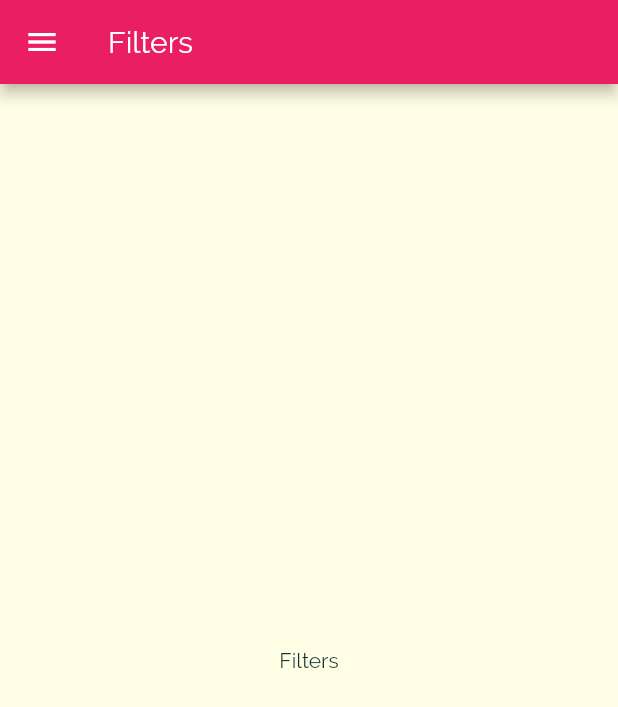
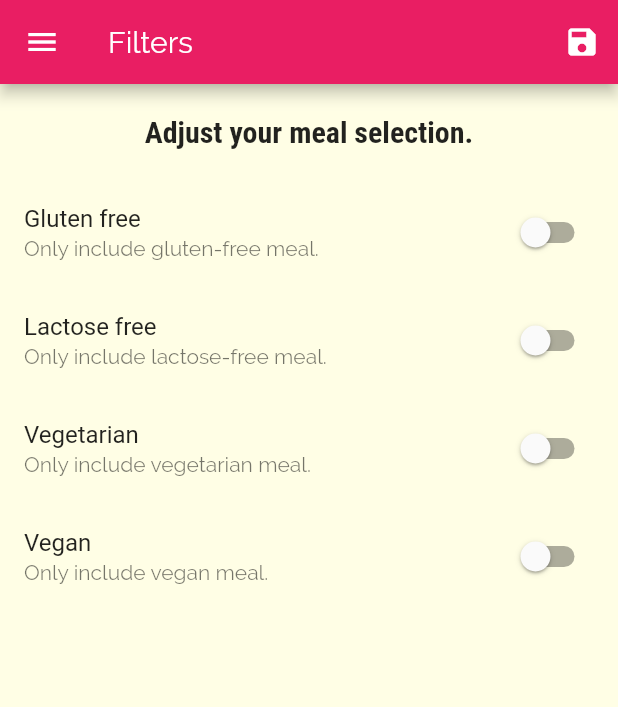
Before and after one commit to Arielliv/flutter_course, a Flutter app: the FiltersScreen screen opened by its route, on a phone screen of 412 x 824 dp. Shown: the top 707 px of the screen. Run offline on Flutter 3.47's test engine with Material 2 defaults, Android fonts, the phone set to English and light mode, and no system bars.

Commit message:
add filters to app

```diff
--- a/module_3/lib/main.dart
+++ b/module_3/lib/main.dart
@@ -1,4 +1,6 @@
 import 'package:flutter/material.dart';
+import './dummy-data.dart';
+import './models/meal.dart';
 import './screens/filters_screen.dart';
 import './screens/meal_detail_screen.dart';
 import './screens/categories_screen.dart';
@@ -7,7 +9,41 @@ import './screens/tabs_sceen.dart';
 
 void main() => runApp(MyApp());
 
-class MyApp extends StatelessWidget {
+class MyApp extends StatefulWidget {
+  @override
+  _MyAppState createState() => _MyAppState();
+}
+
+class _MyAppState extends State<MyApp> {
+  Map<String, bool> _filters = {
+    'gluten': false,
+    'lactose': false,
+    'vegan': false,
+    'vegetarian': false,
+  };
+  List<Meal> _availableMeals = DUMMY_MEALS;
+
+  void _setFilters(Map<String, bool> filtersData) {
+    setState(() {
+      _filters = filtersData;
+      _availableMeals = DUMMY_MEALS.where((meal){
+        if(_filters['gluten'] && !meal.isGlutenFree){
+          return false;
+        }
+        if(_filters['lactose'] && !meal.isLactoseFree){
+          return false;
+        }
+        if(_filters['vegan'] && !meal.isVegan){
+          return false;
+        }
+        if(_filters['vegetarian'] && !meal.isVegetarian){
+          return false;
+        }
+        return true;
+      }).toList();
+    });
+  }
+
   @override
   Widget build(BuildContext context) {
     return MaterialApp(
@@ -31,9 +67,9 @@ class MyApp extends StatelessWidget {
               ))),
       routes: {
         '/': (ctx) => TabsScreen(),
-        CategoryMealsSceen.routeName: (ctx) => CategoryMealsSceen(),
+        CategoryMealsSceen.routeName: (ctx) => CategoryMealsSceen(_availableMeals),
         MealDetailScreen.routeName: (ctx) => MealDetailScreen(),
-        FiltersScreen.routeName: (ctx) => FiltersScreen(),
+        FiltersScreen.routeName: (ctx) => FiltersScreen(_filters, _setFilters),
       },
       // onGenerateRoute: (settings) {
       //   if(settings.name == '/meal-detail'){
--- a/module_3/lib/screens/category_meals_screen.dart
+++ b/module_3/lib/screens/category_meals_screen.dart
@@ -1,6 +1,5 @@
 import 'package:flutter/material.dart';
 import 'package:module_3/widgets/meal_item.dart';
-import '../dummy-data.dart';
 import '../models/meal.dart';
 
 class CategoryMealsSceen extends StatefulWidget {
@@ -9,7 +8,9 @@ class CategoryMealsSceen extends StatefulWidget {
 
   // CategoryMealsSceen(this.categoryId, this.categoryTitle);
   static const routeName = '/category-meals';
+  final List<Meal> availableMeals;
 
+  CategoryMealsSceen(this.availableMeals);
   @override
   _CategoryMealsSceenState createState() => _CategoryMealsSceenState();
 }
@@ -30,7 +31,7 @@ class _CategoryMealsSceenState extends State<CategoryMealsSceen> {
           ModalRoute.of(context).settings.arguments as Map<String, String>;
       categoryTitle = routsArgs['title'];
       final categoryId = routsArgs['id'];
-      displayedMeals = DUMMY_MEALS.where((meal) {
+      displayedMeals = widget.availableMeals.where((meal) {
         return meal.categories.contains(categoryId);
       }).toList();
       _loadedInitData = true;
--- a/module_3/lib/screens/filters_screen.dart
+++ b/module_3/lib/screens/filters_screen.dart
@@ -1,16 +1,119 @@
 import 'package:flutter/material.dart';
 import '../widgets/main_drawer.dart';
 
-class FiltersScreen extends StatelessWidget {
+class FiltersScreen extends StatefulWidget {
   static const routeName = '/filters';
+  final Function saveFilters;
+  final Map<String, bool> currentFilters;
+
+  FiltersScreen(this.currentFilters, this.saveFilters);
+
+  @override
+  _FiltersScreenState createState() => _FiltersScreenState();
+}
+
+class _FiltersScreenState extends State<FiltersScreen> {
+  var _glutenFree = false;
+  var _vegetarian = false;
+  var _vegan = false;
+  var _lactoseFree = false;
+
+  @override
+  void initState() {
+    _glutenFree = widget.currentFilters['gluten'];
+    _vegetarian = widget.currentFilters['lactose'];
+    _vegan = widget.currentFilters['vegetarian'];
+    _lactoseFree = widget.currentFilters['vegan'];
+    super.initState();
+  }
+
+  Widget _buildSwitchListTile(String title, String description,
+      bool currentValue, Function updateValue) {
+    return SwitchListTile(
+      title: Text(title),
+      value: currentValue,
+      subtitle: Text(description),
+      onChanged: updateValue,
+    );
+  }
 
   @override
   Widget build(BuildContext context) {
     return Scaffold(
-      appBar: AppBar(title: Text('Filters')),
+      appBar: AppBar(
+        title: Text('Filters'),
+        actions: <Widget>[
+          IconButton(
+            icon: Icon(Icons.save),
+            onPressed: () {
+              final Map<String, bool> selectedFilters = {
+                'gluten': _glutenFree,
+                'lactose': _lactoseFree,
+                'vegan': _vegan,
+                'vegetarian': _vegetarian,
+              };
+              widget.saveFilters(selectedFilters);
+            },
+          )
+        ],
+      ),
       drawer: MainDrawer(),
-      body: Center(
-        child: Text('Filters'),
+      body: Column(
+        children: <Widget>[
+          Container(
+            padding: EdgeInsets.all(20),
+            child: Text(
+              'Adjust your meal selection.',
+              style: Theme.of(context).textTheme.title,
+            ),
+          ),
+          Expanded(
+            child: ListView(
+              children: <Widget>[
+                _buildSwitchListTile(
+                  'Gluten free',
+                  'Only include gluten-free meal.',
+                  _glutenFree,
+                  (newValue) {
+                    setState(() {
+                      _glutenFree = newValue;
+                    });
+                  },
+                ),
+                _buildSwitchListTile(
+                  'Lactose free',
+                  'Only include lactose-free meal.',
+                  _lactoseFree,
+                  (newValue) {
+                    setState(() {
+                      _lactoseFree = newValue;
+                    });
+                  },
+                ),
+                _buildSwitchListTile(
+                  'Vegetarian',
+                  'Only include vegetarian meal.',
+                  _vegetarian,
+                  (newValue) {
+                    setState(() {
+                      _vegetarian = newValue;
+                    });
+                  },
+                ),
+                _buildSwitchListTile(
+                  'Vegan',
+                  'Only include vegan meal.',
+                  _vegan,
+                  (newValue) {
+                    setState(() {
+                      _vegan = newValue;
+                    });
+                  },
+                ),
+              ],
+            ),
+          )
+        ],
       ),
     );
   }
```
